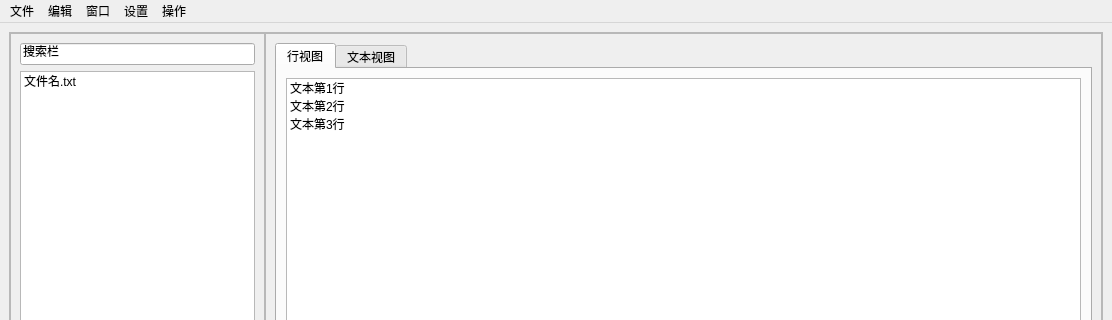
Old version of the form ui/ui.ui in the repository JeremyChim/DotaModTool; both pictures show x 0 to 1112 and y 0 to 320 of the 1112 by 838 pixel window.
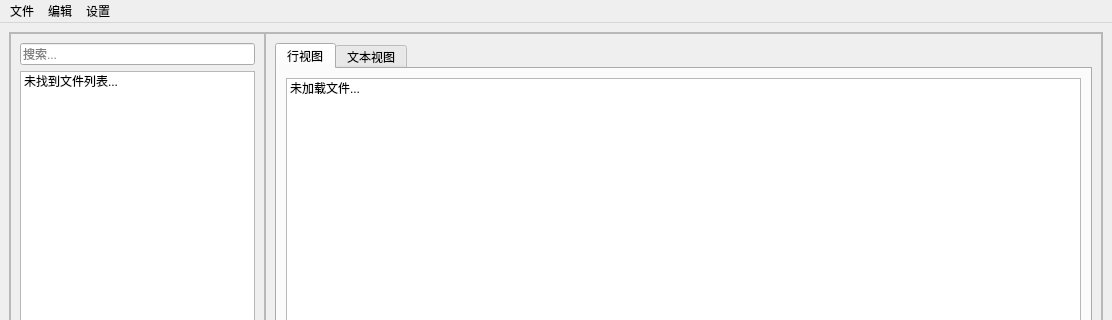
New version of the form. The open tabs and pages were chosen to show the change.

What changed in the file:
```diff
--- a/ui/ui.ui
+++ b/ui/ui.ui
@@ -57,7 +57,10 @@
           <item>
            <widget class="QLineEdit" name="search_lineEdit">
             <property name="text">
-             <string>搜索栏</string>
+             <string/>
+            </property>
+            <property name="placeholderText">
+             <string>搜索...</string>
             </property>
            </widget>
           </item>
@@ -65,7 +68,7 @@
            <widget class="QListWidget" name="heroFiles_listWidget">
             <item>
              <property name="text">
-              <string>文件名.txt</string>
+              <string>未找到文件列表...</string>
              </property>
             </item>
            </widget>
@@ -99,17 +102,7 @@
                <widget class="QListWidget" name="content_listWidget">
                 <item>
                  <property name="text">
-                  <string>文本第1行</string>
-                 </property>
-                </item>
-                <item>
-                 <property name="text">
-                  <string>文本第2行</string>
-                 </property>
-                </item>
-                <item>
-                 <property name="text">
-                  <string>文本第3行</string>
+                  <string>未加载文件...</string>
                  </property>
                 </item>
                </widget>
@@ -161,31 +154,18 @@
    </widget>
    <widget class="QMenu" name="menu_2">
     <property name="title">
-     <string>操作</string>
+     <string>编辑</string>
     </property>
     <addaction name="change_selected_item_action"/>
    </widget>
    <widget class="QMenu" name="menu_3">
     <property name="title">
-     <string>编辑</string>
-    </property>
-   </widget>
-   <widget class="QMenu" name="menu_4">
-    <property name="title">
-     <string>窗口</string>
-    </property>
-    <addaction name="action"/>
-   </widget>
-   <widget class="QMenu" name="menu_5">
-    <property name="title">
      <string>设置</string>
     </property>
    </widget>
    <addaction name="menu"/>
-   <addaction name="menu_3"/>
-   <addaction name="menu_4"/>
-   <addaction name="menu_5"/>
    <addaction name="menu_2"/>
+   <addaction name="menu_3"/>
   </widget>
   <widget class="QStatusBar" name="statusbar"/>
   <action name="action">
```
Left out of the diff: 74 changed lines with no effect on the pictures.
